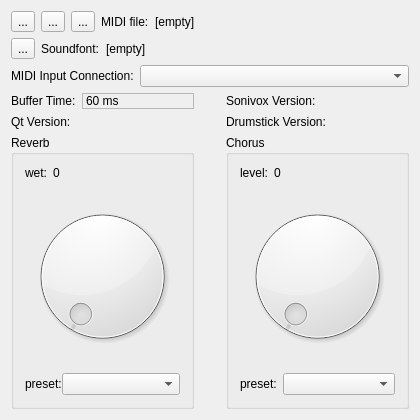
The window that guisynth/mainwindow.ui (pedrolcl/Linux-SonivoxEas) describes before a commit, drawn with Qt 5.
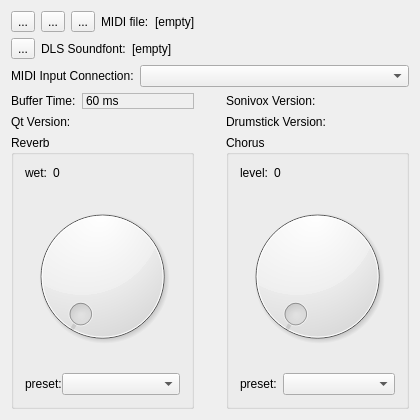
The same window after the commit. Icons and pictures are not drawn.

Commit message: updated sonivox module

```diff
--- a/guisynth/mainwindow.ui
+++ b/guisynth/mainwindow.ui
@@ -353,7 +353,7 @@
          </sizepolicy>
         </property>
         <property name="text">
-         <string>Soundfont:</string>
+         <string>DLS Soundfont:</string>
         </property>
        </widget>
       </item>
```
The commit also changes 2 other files.
